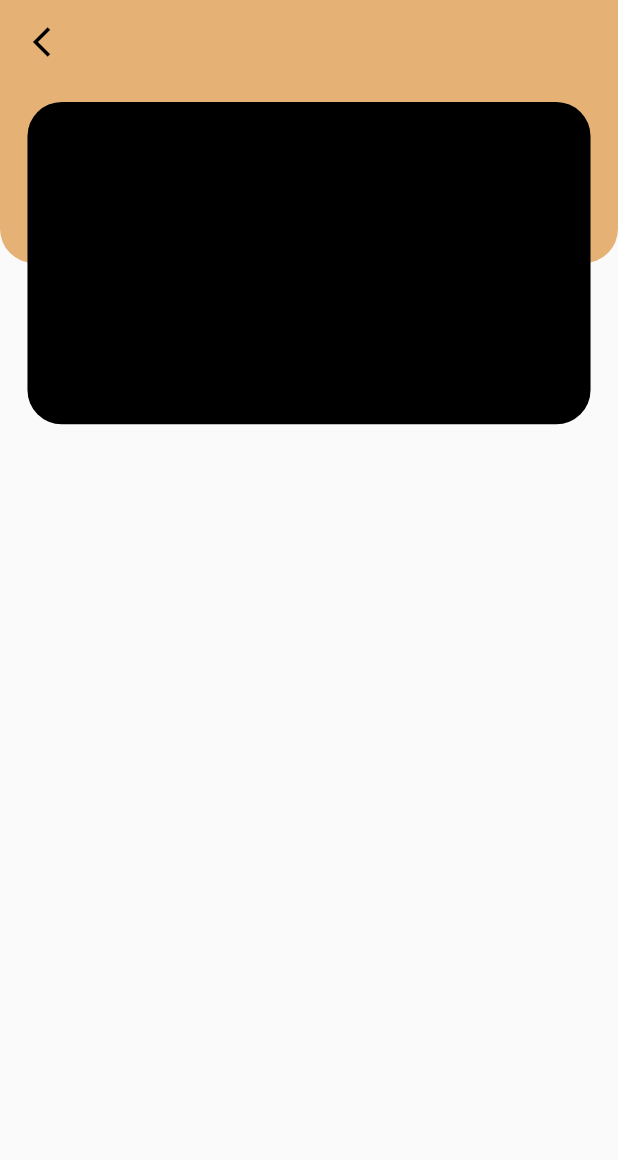
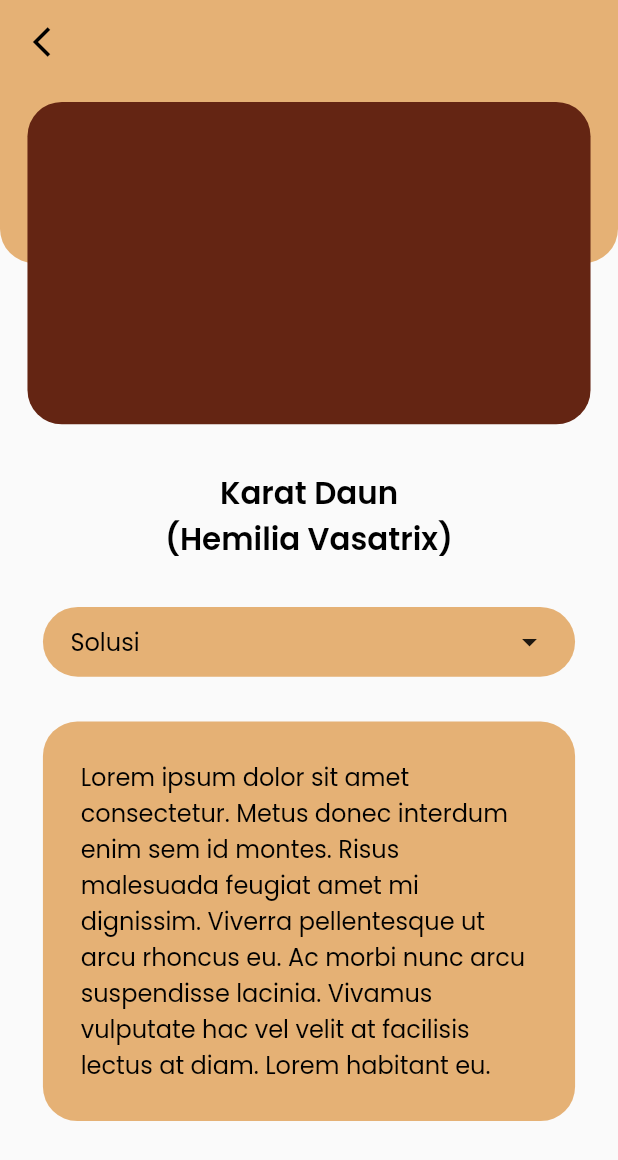
Before and after one commit to IJ4L/coffexpert, a Flutter app: the Diagnosisvalue screen opened by its route, on a phone screen of 412 x 824 dp. Shown: the top 1160 px of the screen. Run offline on Flutter 3.47's test engine with Material 2 defaults, Android fonts, the phone set to English and light mode, and no system bars; our stand-ins replace flutter_screenutil, flutter_svg, google_fonts.

Commit message:
update ui

```diff
--- a/lib/ui/pages/diagnosis_value_page.dart
+++ b/lib/ui/pages/diagnosis_value_page.dart
@@ -33,14 +33,62 @@ class Diagnosisvalue extends StatelessWidget {
             ),
             Positioned(
               top: 10.h,
-              child: Container(
-                height: 180.h,
-                width: MediaQuery.of(context).size.width - 32.w,
-                margin: EdgeInsets.symmetric(horizontal: 16.w),
-                decoration: BoxDecoration(
-                  color: kBlackColor,
-                  borderRadius: BorderRadius.circular(20.r),
-                ),
+              child: Column(
+                children: [
+                  Container(
+                    height: 180.h,
+                    width: MediaQuery.of(context).size.width - 32.w,
+                    margin: EdgeInsets.only(
+                      right: 16.w,
+                      left: 16.w,
+                      bottom: 25.h,
+                    ),
+                    decoration: BoxDecoration(
+                      color: kSecondColor,
+                      borderRadius: BorderRadius.circular(20.r),
+                    ),
+                  ),
+                  Text(
+                    'Karat Daun\n(Hemilia Vasatrix)',
+                    style: blackTextStyle.copyWith(
+                      fontSize: 18.sp,
+                      fontWeight: semiBold,
+                    ),
+                    textAlign: TextAlign.center,
+                  ),
+                  Container(
+                    height: 39.h,
+                    width: 310.w,
+                    margin: EdgeInsets.symmetric(vertical: 25.h),
+                    padding: EdgeInsets.symmetric(horizontal: 16.w),
+                    decoration: BoxDecoration(
+                      color: kPrimaryColor,
+                      borderRadius: BorderRadius.circular(50.r),
+                    ),
+                    child: Row(
+                      mainAxisAlignment: MainAxisAlignment.spaceBetween,
+                      children: [
+                        Text(
+                          'Solusi',
+                          style: blackTextStyle,
+                        ),
+                        const Icon(Icons.arrow_drop_down)
+                      ],
+                    ),
+                  ),
+                  Container(
+                    width: 310.w,
+                    padding: EdgeInsets.all(22.r),
+                    decoration: BoxDecoration(
+                      color: kPrimaryColor,
+                      borderRadius: BorderRadius.circular(20.r),
+                    ),
+                    child: Text(
+                      'Lorem ipsum dolor sit amet consectetur. Metus donec interdum enim sem id montes. Risus malesuada feugiat amet mi dignissim. Viverra pellentesque ut arcu rhoncus eu. Ac morbi nunc arcu suspendisse lacinia. Vivamus vulputate hac vel velit at facilisis lectus at diam. Lorem habitant eu.',
+                      style: blackTextStyle,
+                    ),
+                  )
+                ],
               ),
             ),
           ],
```
